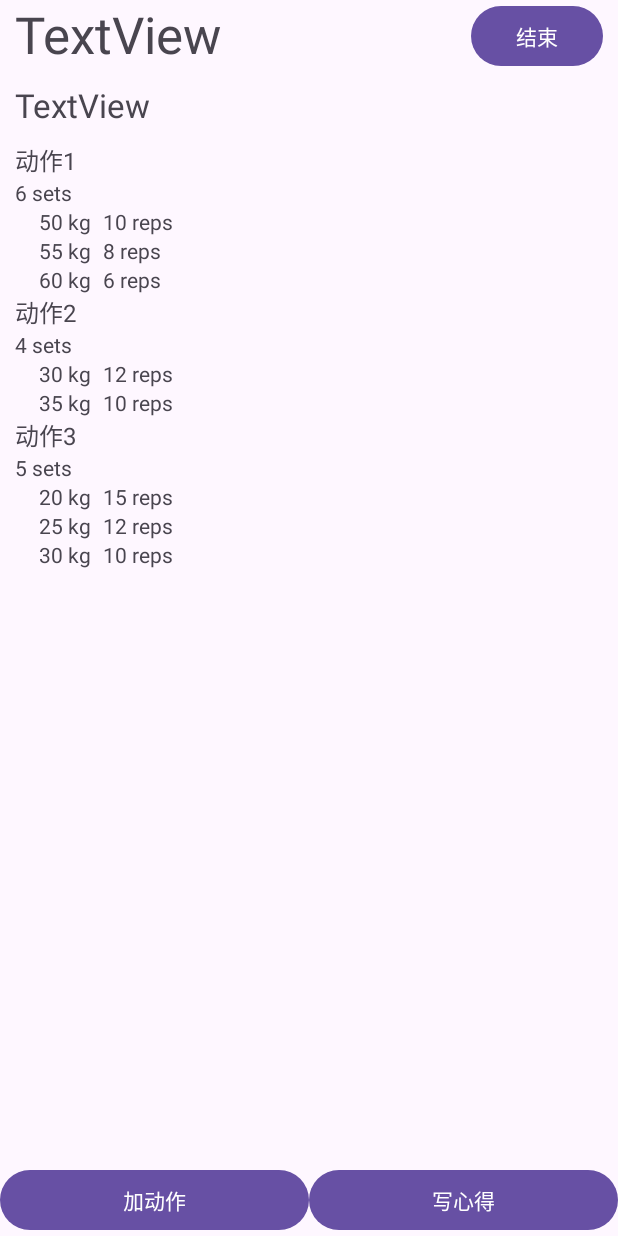
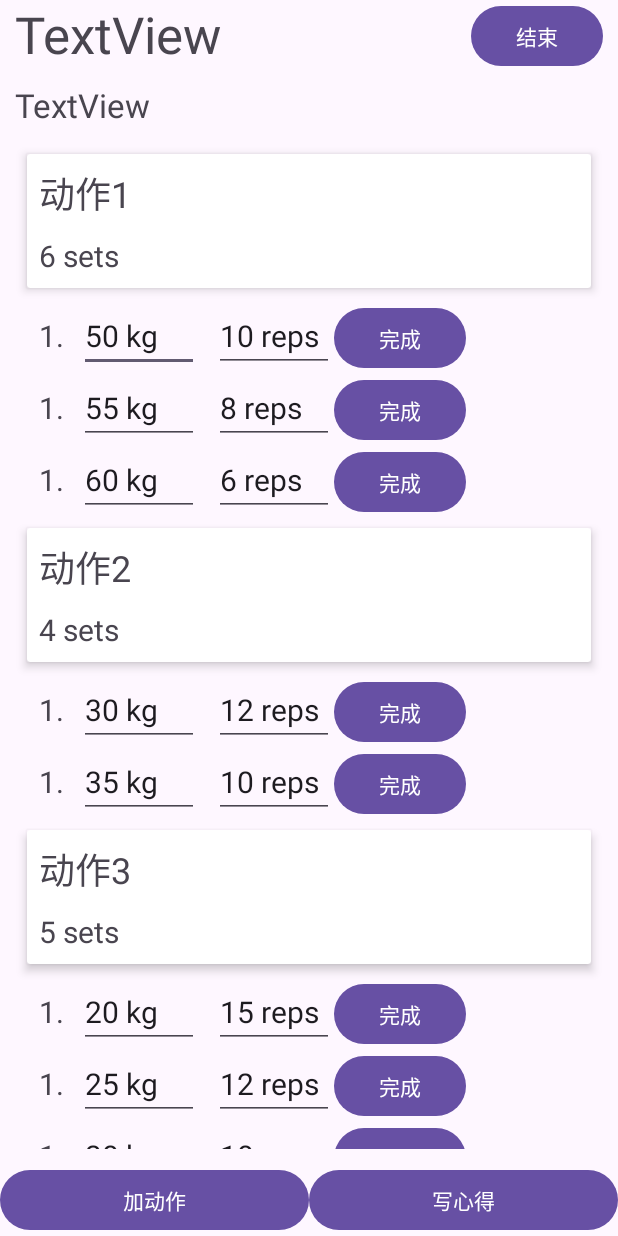
Before and after one commit to QingKong-s/Work3, an Android app: the screen it shows after launch (MainActivity), after a tap on "动作3", on a phone screen of 412 x 824 dp. Run offline under Robolectric (Android 15) with nearby library versions, the phone set to English and light mode, and no system bars; 2 other taps on this screen came first.

Commit message:
修改外观

```diff
--- a/app/src/main/java/com/example/myapplication/MainActivity.java
+++ b/app/src/main/java/com/example/myapplication/MainActivity.java
@@ -37,7 +37,8 @@ public class MainActivity extends AppCompatActivity {
         actionItems.add(new ActionItem("动作1", 6, subItems1));
         actionItems.add(new ActionItem("动作2", 4, subItems2));
         actionItems.add(new ActionItem("动作3", 5, subItems3));
-
+        actionItems.add(new ActionItem("动作4", 5, subItems3));
+        actionItems.add(new ActionItem("动作5", 5, subItems3));
 
         RecyclerView recyclerView = findViewById(R.id.mainList);
         recyclerView.setLayoutManager(new LinearLayoutManager(this));
--- a/app/src/main/res/layout/item_main.xml
+++ b/app/src/main/res/layout/item_main.xml
@@ -1,17 +1,32 @@
+<androidx.cardview.widget.CardView
+    xmlns:android="http://schemas.android.com/apk/res/android"
+    xmlns:app="http://schemas.android.com/apk/res-auto"
+    android:layout_width="match_parent"
+    android:layout_height="wrap_content"
+    android:layout_margin="8dp"
+    app:cardElevation="4dp"
+    app:cardCornerRadius="2dp"
+    app:cardBackgroundColor="@android:color/white">
+
     <LinearLayout xmlns:android="http://schemas.android.com/apk/res/android"
         android:layout_width="match_parent"
         android:layout_height="wrap_content"
-    android:orientation="vertical">
+        android:orientation="vertical"
+        android:layout_margin="8dp">
 
         <TextView
             android:id="@+id/title"
             android:layout_width="wrap_content"
             android:layout_height="wrap_content"
-        android:textSize="16sp" />
+            android:textSize="24sp"
+            android:text="动作1"/>
 
         <TextView
             android:id="@+id/sets"
             android:layout_width="wrap_content"
             android:layout_height="wrap_content"
-        android:textSize="14sp" />
+            android:layout_marginTop="10dp"
+            android:textSize="20sp"
+            android:text="6组"/>
     </LinearLayout>
+</androidx.cardview.widget.CardView>
--- a/app/src/main/res/layout/item_sub.xml
+++ b/app/src/main/res/layout/item_sub.xml
@@ -5,15 +5,35 @@
     android:paddingStart="16dp">
 
     <TextView
-        android:id="@+id/weight"
+        android:id="@+id/no"
         android:layout_width="wrap_content"
         android:layout_height="wrap_content"
-        android:textSize="14sp" />
+        android:textSize="20sp"
+        android:text="1."/>
 
-    <TextView
+    <EditText
+        android:id="@+id/weight"
+        android:layout_width="80dp"
+        android:layout_height="wrap_content"
+        android:layout_marginLeft="10dp"
+        android:ems="10"
+        android:inputType="text"
+        android:text="kg"
+        android:textSize="20sp"/>
+
+    <EditText
         android:id="@+id/repetitions"
+        android:layout_width="80dp"
+        android:layout_height="wrap_content"
+        android:layout_marginLeft="10dp"
+        android:ems="10"
+        android:inputType="text"
+        android:text="次数"
+        android:textSize="20sp"/>
+
+    <Button
+        android:id="@+id/complete"
         android:layout_width="wrap_content"
         android:layout_height="wrap_content"
-        android:layout_marginStart="8dp"
-        android:textSize="14sp" />
+        android:text="完成" />
 </LinearLayout>
```
Lines whose indentation alone changed are shown as unchanged.
